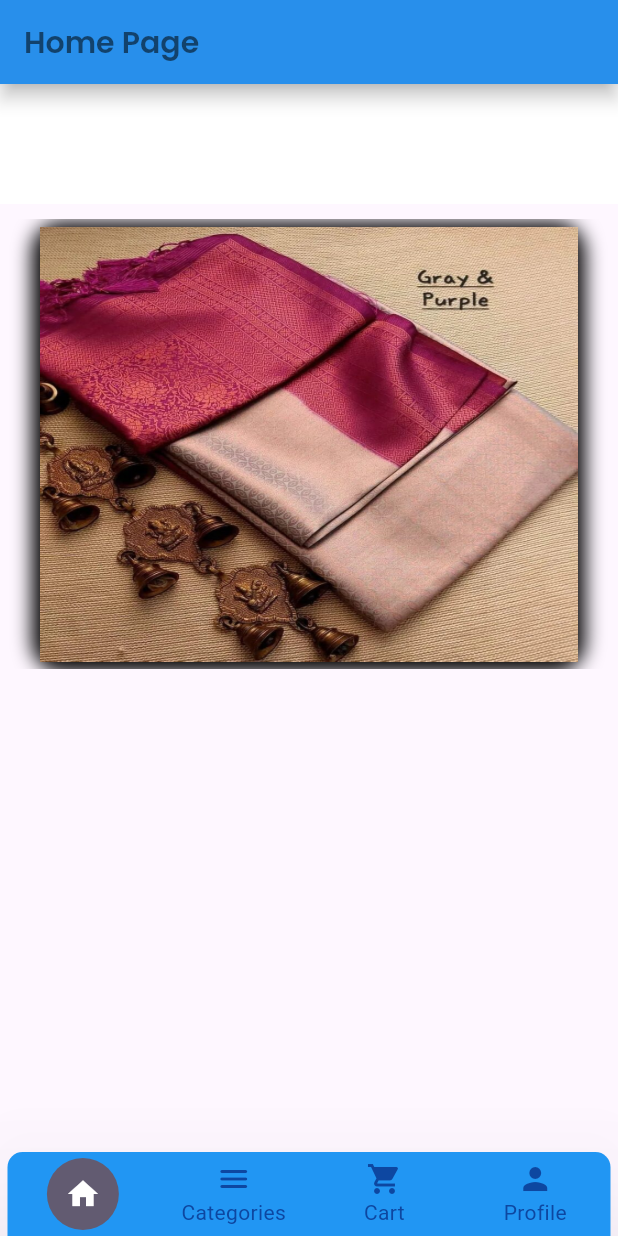
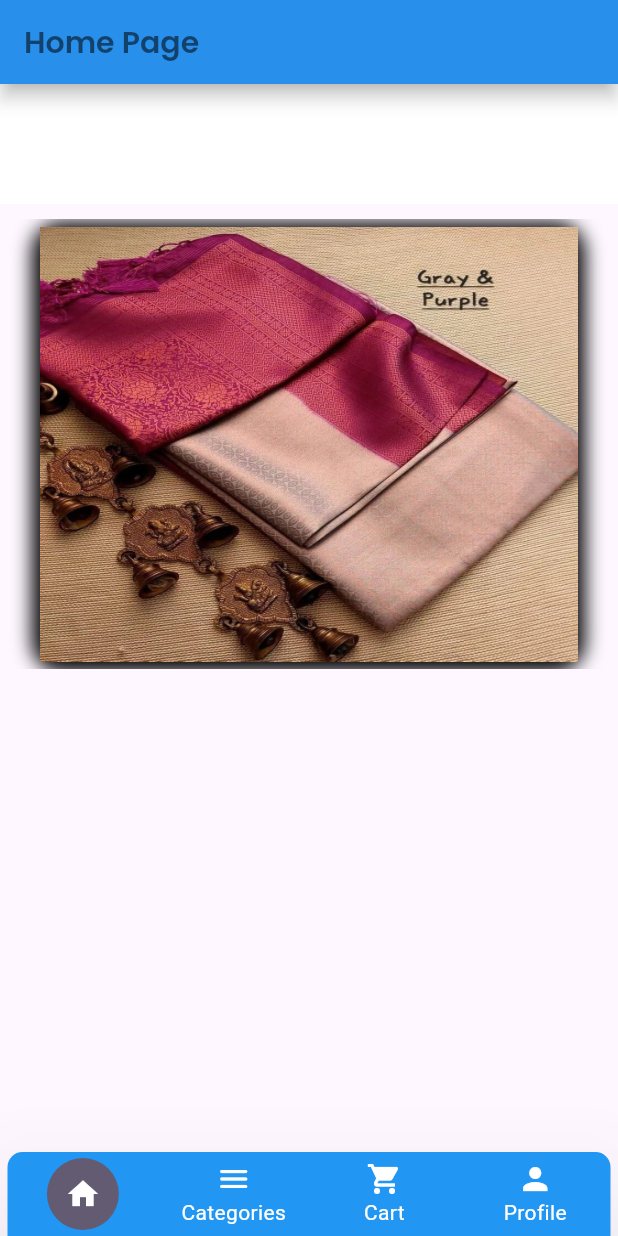
Before and after one commit to AbhishekValiyapurakkal/silkspaceclientApp, a Flutter app: the btmnav screen opened directly, on a phone screen of 412 x 824 dp. Run offline on Flutter 3.47's test engine with Material 3 defaults, Android fonts, the light colour scheme and no system bars; drawn by our look-alikes of carousel_slider, flutter_snake_navigationbar; our stand-ins replace cached_network_image, cloud_firestore, firebase_auth, firebase_core, google_fonts, google_sign_in and 2 more; missing offline and left inert: razorpay_flutter; accounts and stored records are empty.

Commit message:
ui updates

```diff
--- a/lib/presentation/bottomnavigation.dart
+++ b/lib/presentation/bottomnavigation.dart
@@ -15,7 +15,12 @@ class btmnav extends StatefulWidget {
 class _btmnavState extends State<btmnav> {
   int currentindex = 0;
 
-  List screens = [const Homepage(), const Categoriespage(), const Cartpage(), const Youpage()];
+  List screens = [
+    const Homepage(),
+    const Categoriespage(),
+    const Cartpage(),
+    const Youpage()
+  ];
 
   @override
   Widget build(BuildContext context) {
@@ -36,7 +41,7 @@ class _btmnavState extends State<btmnav> {
             });
           },
           selectedItemColor: Colors.white,
-          unselectedItemColor: Colors.blue.shade900,
+          unselectedItemColor: Colors.white,
           showUnselectedLabels: true,
           items: const [
             BottomNavigationBarItem(icon: Icon(Icons.home), label: 'Home'),
```
